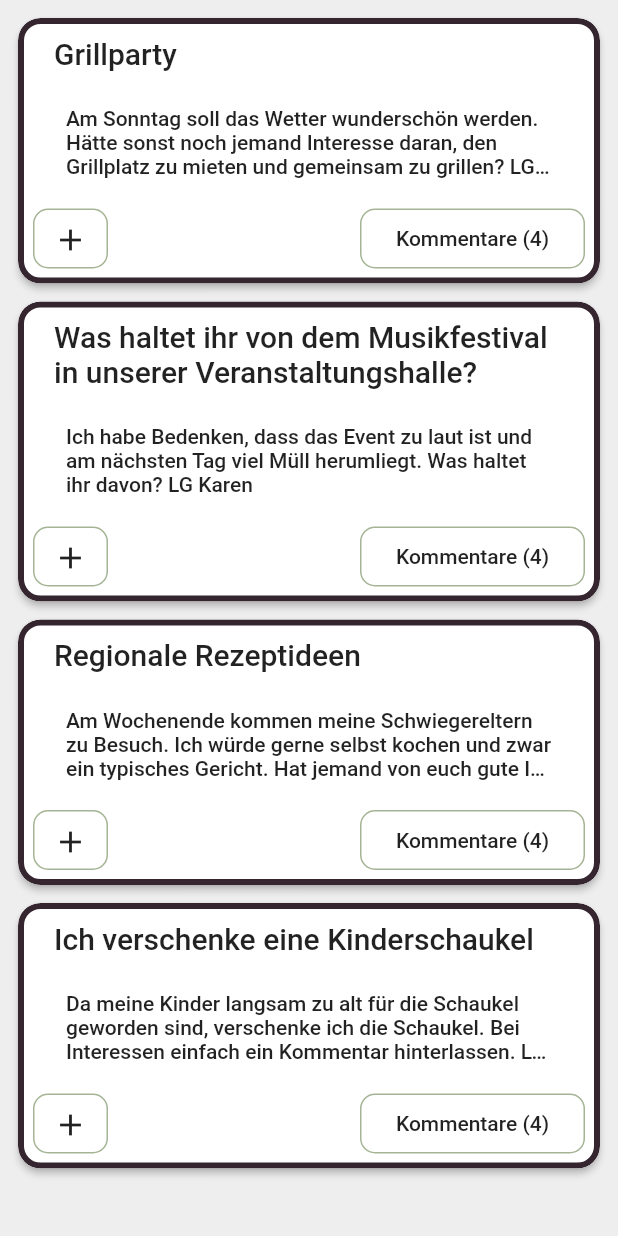
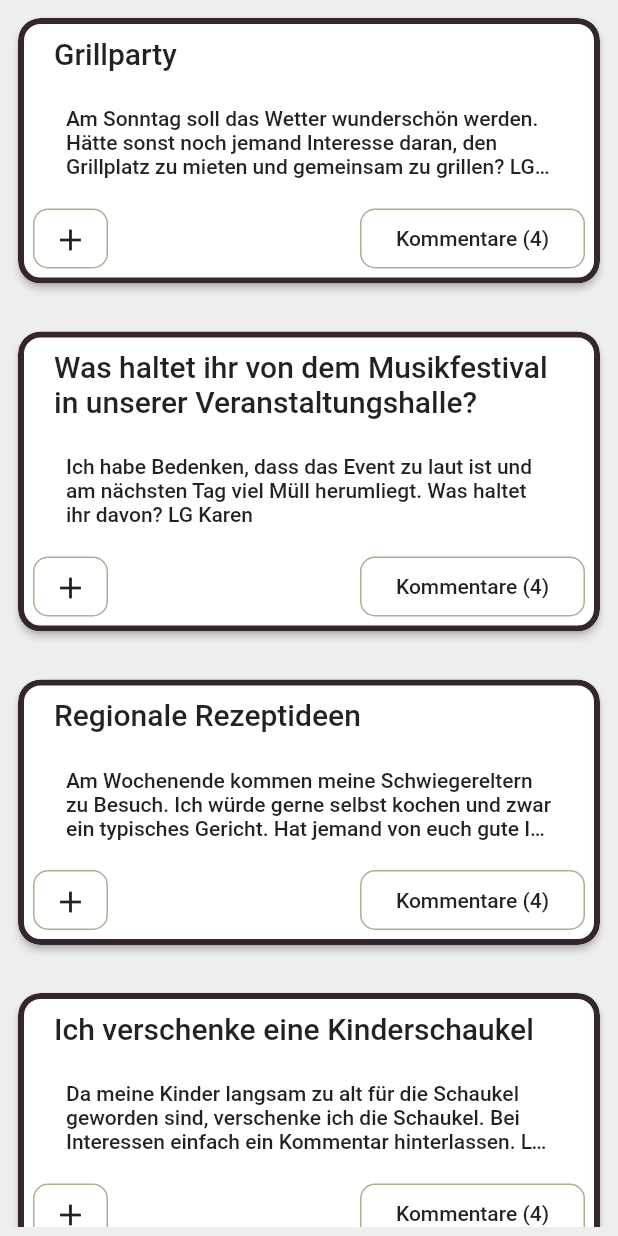
Before and after one commit to S-ecki/smart-city-ambience, a Flutter app: the ForumScreen widget shown alone on an empty page, opened directly, on a phone screen of 412 x 824 dp. Run offline on Flutter 3.47's test engine with Material 2 defaults, Android fonts, the phone set to English and light mode, and no system bars; our stand-ins replace badges, email_validator, firebase_auth, firebase_core, flutter_redux, google_sign_in and 3 more; missing offline and left inert: flutter_emoji, flutter_scatter; accounts and stored records are empty.

Commit message:
code refactoring forum screeen

```diff
--- a/lib/screens/chats/forum_screen.dart
+++ b/lib/screens/chats/forum_screen.dart
@@ -13,52 +13,18 @@ class ForumScreen extends StatelessWidget {
       // background color
       color: Theme.of(context).backgroundColor,
       // this makes the column scrollable -> prevents pixel overflow on smaller phones
-      child: SingleChildScrollView(
-        // distributing padding between outer container (here) and cards makes
-        // sure that padding on the edges and in between cards is the same
-        // resulting padding = 12
-        child: Padding(
-          padding: const EdgeInsets.all(6),
-          child: Column(
-            children: [
-              ForumCard(
-                child: dummyForumEntries[0],
-                showFullDesc: false,
-                withBorder: true,
-              ),
-              ForumCard(
-                child: dummyForumEntries[1],
-                showFullDesc: false,
-                withBorder: true,
-              ),
-              ForumCard(
-                child: dummyForumEntries[2],
-                showFullDesc: false,
-                withBorder: true,
-              ),
-              ForumCard(
-                child: dummyForumEntries[3],
-                showFullDesc: false,
-                withBorder: true,
-              ),
-
-              /*
-              InkWell(
-                onTap: () {
-                  Navigator.of(context).pushNamed(SmortRoutes.eventDetailScreen,
-                      arguments: dummyEvents[0]);
-                },
-                child: EventCard(child: dummyEvents[0]),
-              ),
-              InkWell(
-                onTap: () {
-                  Navigator.of(context).pushNamed(SmortRoutes.eventDetailScreen,
-                      arguments: dummyEvents[0]);
-                },
-                child: EventCard(child: dummyEvents[1]),
-              ),*/
-            ],
+      child: Padding(
+        padding: const EdgeInsets.all(6),
+        child: ListView.separated(
+          itemBuilder: (context, index) => ForumCard(
+            child: dummyForumEntries[index],
+            showFullDesc: false,
+            withBorder: true,
           ),
+          separatorBuilder: (context, index) => SizedBox(
+            height: 20,
+          ),
+          itemCount: dummyForumEntries.length,
         ),
       ),
     );
```
